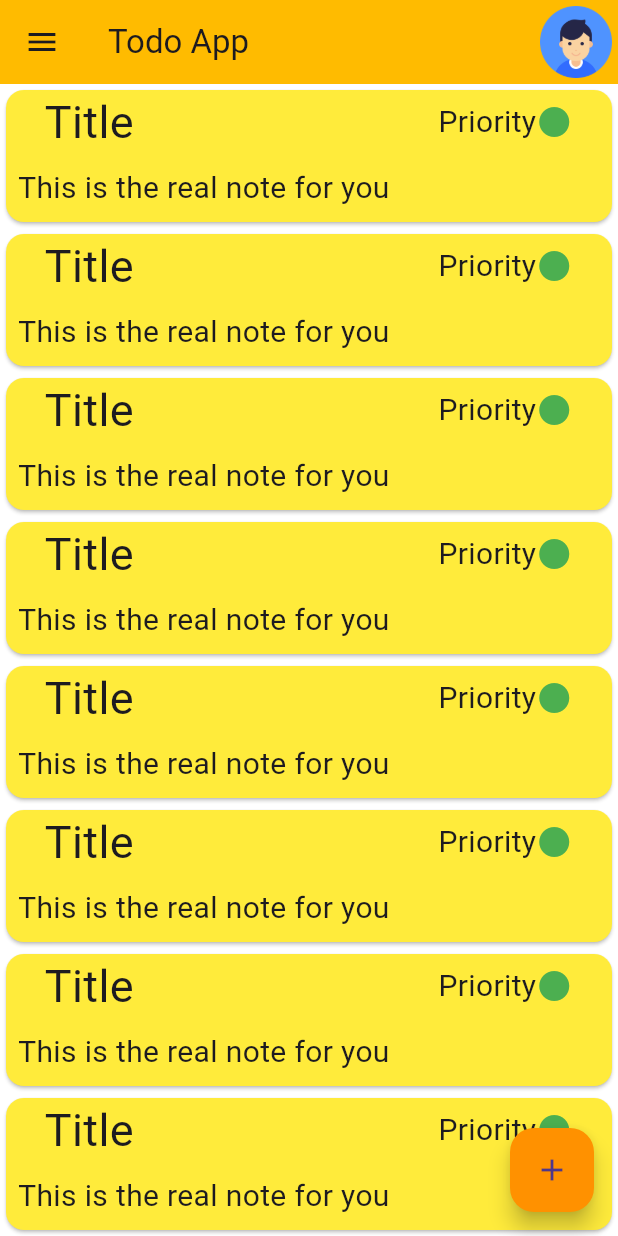
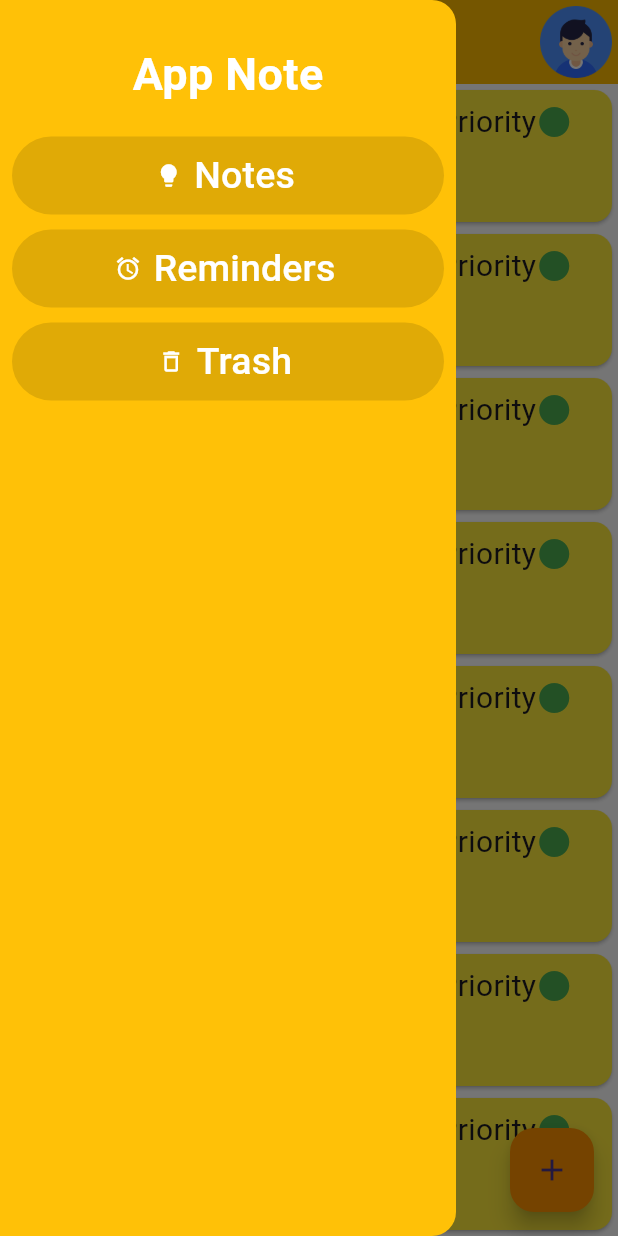
Before and after one commit to yeryfhc/todo_app, a Flutter app: the screen it shows after launch, with the side drawer open (before the commit the screen has no drawer), on a phone screen of 412 x 824 dp. Run offline on Flutter 3.47's test engine with Material 2 defaults, Android fonts, the phone set to English and light mode, and no system bars.

```diff
--- a/lib/main.dart
+++ b/lib/main.dart
@@ -20,7 +20,8 @@ class MyApp extends StatelessWidget {
         primarySwatch: Colors.blue,
       ), initialRoute: '/',
       routes: {
-        '/':(context) => const HomePage()
+        '/':(context) => const HomePage(),
+        'NewNote':(context) => const NewNotePage(),
       },
 
 
--- a/lib/pages/home_page.dart
+++ b/lib/pages/home_page.dart
@@ -10,11 +10,35 @@ const HomePage({Key? key}) : super(key: key);
   @override
   Widget build(BuildContext context) {
     return Scaffold(
+      drawer:   Drawer(
+        semanticLabel: 'App Note',
+       backgroundColor: Colors.amber,
+       child: Padding(
+         padding: const  EdgeInsets.all(8.0),
+         child: Column(
+          mainAxisAlignment: MainAxisAlignment.start,
+          crossAxisAlignment: CrossAxisAlignment.start,
+          children:  [
+              const  SizedBox(height: 20,),
+             const  Center(child:   Text('App Note',style: TextStyle(fontSize: 30,fontWeight: FontWeight.bold,color: Colors.white),)),
+              const   SizedBox(height: 20,),
+
+
+         ButtonDrawer(funcion:(){}, icons: Icons.lightbulb, text: 'Notes',),
+         ButtonDrawer(funcion:(){}, icons: Icons.alarm_sharp, text: 'Reminders',),
+         ButtonDrawer(funcion:(){}, icons: Icons.delete_outlined, text: 'Trash',),
+
+
+
+         ],),
+       ),
+
+
+      ),
       appBar: AppBar(
+
         title: const  Text('Todo App'),
-        leading: DrawerButton(onPressed: (){
 
-        },),
         actions: const [Padding(
           padding: EdgeInsets.all(4.0),
           child: Image(image: AssetImage('assets/profile.png')),
@@ -23,7 +47,7 @@ const HomePage({Key? key}) : super(key: key);
         backgroundColor: const Color.fromARGB(255, 255, 187, 0),
       ),
       body:   SizedBox(
-        height: 800,
+            height: double.infinity,
             child: ListView.builder(
 
        itemCount: 15,
@@ -35,13 +59,7 @@ const HomePage({Key? key}) : super(key: key);
         backgroundColor: const  Color.fromARGB(255, 255, 145, 0),
         child: const Icon(Icons.add),
         onPressed: (){
-         showDialog(
-
-          barrierColor: Colors.transparent,
-          context: context, builder: (context) {
-          return const  AddNote();
-
-         } );
+         Navigator.pushNamed(context, 'NewNote');
         }),
    );
   }
--- a/lib/pages/pages.dart
+++ b/lib/pages/pages.dart
@@ -1 +1,3 @@
+export 'package:todo_app/pages/new_note.dart';
+
 export 'package:todo_app/pages/home_page.dart';
--- /dev/null
+++ b/lib/widgets/button_drawer.dart
@@ -0,0 +1,21 @@
+import 'package:flutter/material.dart';
+
+class ButtonDrawer extends StatelessWidget {
+ const  ButtonDrawer({
+    super.key, required this.icons, required this.text, required this.funcion,
+  });
+ final VoidCallback funcion;
+ final IconData icons;
+ final String text;
+  @override
+  Widget build(BuildContext context) {
+    return SizedBox( width: double.infinity,
+     child: Padding(
+       padding: const EdgeInsets.only(bottom:10 ),
+       child: TextButton.icon(
+        style: ButtonStyle(backgroundColor: MaterialStateProperty.all(Colors.black12)),
+
+        onPressed: funcion, icon: Icon(icons,color: Colors.white,), label: Text(text,style: const  TextStyle(color: Colors.white,fontSize: 25),)),
+     ));
+  }
+}
--- a/lib/widgets/widgets.dart
+++ b/lib/widgets/widgets.dart
@@ -1,3 +1,9 @@
-export 'package:todo_app/widgets/add_note.dart';
+
+
+export 'package:todo_app/widgets/chekbox_todo.dart';
+
+export 'package:todo_app/widgets/iput_text_todo.dart';
+
+export 'package:todo_app/widgets/button_drawer.dart';
 
 export 'package:todo_app/widgets/cards_notes.dart';
```
Also changed, not shown: lib/pages/new_note.dart (added, +36 -0 lines), lib/widgets/add_note.dart (deleted, +0 -44 lines), lib/widgets/chekbox_todo.dart (added, +21 -0 lines), lib/widgets/iput_text_todo.dart (added, +19 -0 lines). Lines whose indentation alone changed are shown as unchanged.
